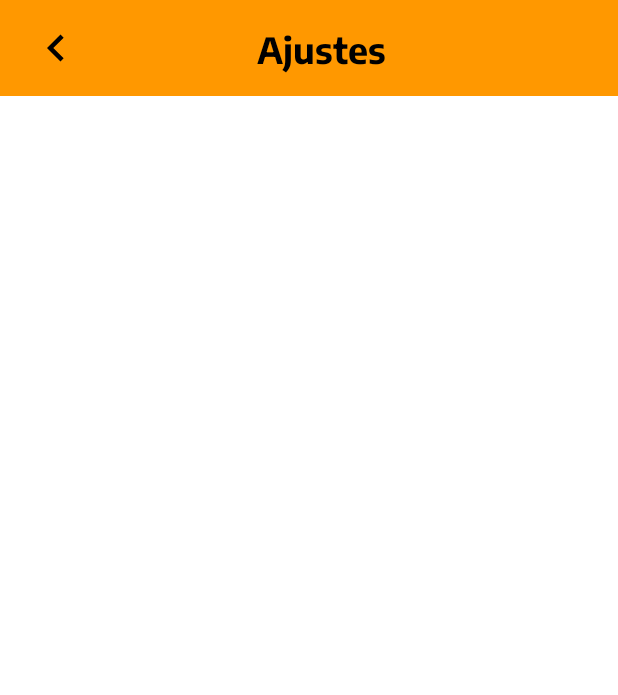
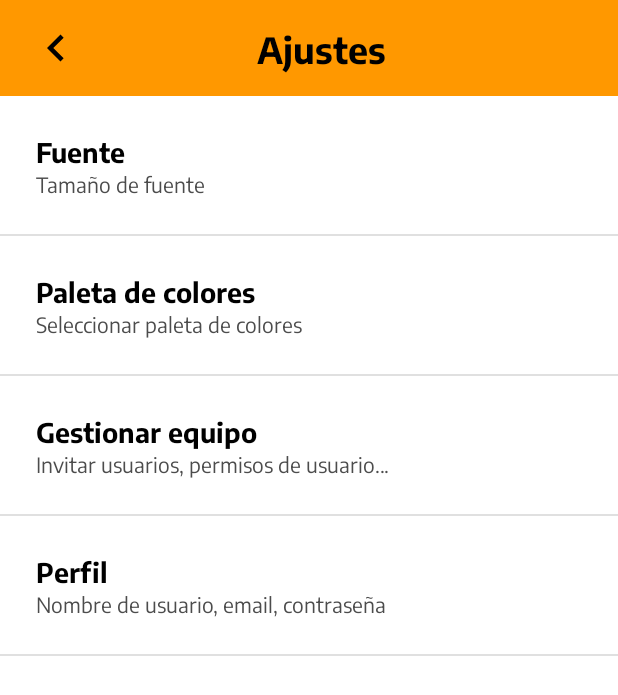
Before and after one commit to mTorrejon17/TableTrack, an Android app: the SettingsActivity screen opened directly, with no data from a screen before it, on a phone screen of 412 x 824 dp. Shown: the top 695 px of the screen. Run offline under Robolectric (Android 15) with nearby library versions, the phone set to English and light mode, and no system bars.

Commit message:
Changed settings layout.

```diff
--- a/app/build.gradle.kts
+++ b/app/build.gradle.kts
@@ -50,6 +50,7 @@ dependencies {
     implementation(libs.material)
     implementation(libs.androidx.activity)
     implementation(libs.androidx.constraintlayout)
+    implementation(libs.firebase.database)
     testImplementation(libs.junit)
     androidTestImplementation(libs.androidx.junit)
     androidTestImplementation(libs.androidx.espresso.core)
--- a/app/src/main/java/com/pedrodev/tabletrack/Functions.kt
+++ b/app/src/main/java/com/pedrodev/tabletrack/Functions.kt
@@ -100,4 +100,9 @@ object Functions {
         editor.apply()
     }
 
+    // GUARDAR DATOS EN FIREBASE
+    fun saveUserDatabase(name: String, email: String, ) {
+
+    }
+
 }
--- a/app/src/main/res/layout/activity_settings.xml
+++ b/app/src/main/res/layout/activity_settings.xml
@@ -28,26 +28,27 @@
                 android:layout_width="match_parent"
                 android:layout_height="match_parent"
                 android:orientation="vertical"
-                app:layout_constraintGuide_percent="0.1"
-                />
+                app:layout_constraintGuide_percent="0.1" />
 
             <androidx.constraintlayout.widget.Guideline
                 android:id="@+id/toolbar_guideline_end"
                 android:layout_width="match_parent"
                 android:layout_height="match_parent"
                 android:orientation="vertical"
-                app:layout_constraintGuide_percent="0.9"/>
+                app:layout_constraintGuide_percent="0.9" />
+
             <ImageButton
                 android:id="@+id/back"
                 android:layout_width="wrap_content"
                 android:layout_height="0dp"
                 android:background="?attr/selectableItemBackgroundBorderless"
                 android:src="@drawable/vector_chevron_left"
-                app:layout_constraintTop_toTopOf="parent"
                 app:layout_constraintBottom_toBottomOf="parent"
                 app:layout_constraintRight_toRightOf="@id/toolbar_guideline_start"
+                app:layout_constraintTop_toTopOf="parent"
 
                 />
+
             <TextView
                 android:layout_width="wrap_content"
                 android:layout_height="wrap_content"
@@ -56,14 +57,151 @@
                 android:textColor="@color/black"
                 android:textSize="24sp"
                 android:textStyle="bold"
-                app:layout_constraintTop_toTopOf="parent"
                 app:layout_constraintBottom_toBottomOf="parent"
                 app:layout_constraintLeft_toRightOf="@id/toolbar_guideline_start"
                 app:layout_constraintRight_toRightOf="@id/toolbar_guideline_end"
-                />
+                app:layout_constraintTop_toTopOf="parent" />
         </androidx.constraintlayout.widget.ConstraintLayout>
     </androidx.appcompat.widget.Toolbar>
 
+    <LinearLayout
+        android:layout_width="match_parent"
+        android:layout_height="0dp"
+        android:orientation="vertical"
+        app:layout_constraintBottom_toBottomOf="parent"
+        app:layout_constraintTop_toBottomOf="@id/toolbar">
+
+        <LinearLayout
+            android:id="@+id/settings_font"
+            android:layout_width="match_parent"
+            android:layout_height="wrap_content"
+            android:background="?attr/selectableItemBackground"
+            android:clickable="true"
+            android:focusable="true"
+            android:onClick="FontSettingsClick"
+            android:orientation="vertical"
+            android:padding="24dp">
+
+            <TextView
+                android:layout_width="match_parent"
+                android:layout_height="wrap_content"
+                android:text="@string/settings_font"
+                android:textColor="@color/black"
+                android:textSize="18sp"
+                android:textStyle="bold" />
+
+            <TextView
+                android:layout_width="match_parent"
+                android:layout_height="wrap_content"
+                android:text="@string/settings_subtitle_font"
+                android:textColor="@color/placeholder_color"
+                android:textSize="14sp" />
+        </LinearLayout>
+
+        <View
+            android:layout_width="match_parent"
+            android:layout_height="1dp"
+            android:background="?android:attr/listDivider" />
+
+        <LinearLayout
+            android:id="@+id/settings_colors"
+            android:layout_width="match_parent"
+            android:layout_height="wrap_content"
+            android:background="?attr/selectableItemBackground"
+            android:clickable="true"
+            android:focusable="true"
+            android:onClick="ColorsSettingsClick"
+            android:orientation="vertical"
+            android:padding="24dp">
+
+            <TextView
+                android:layout_width="match_parent"
+                android:layout_height="wrap_content"
+                android:text="@string/settings_colors"
+                android:textColor="@color/black"
+                android:textSize="18sp"
+                android:textStyle="bold" />
+
+            <TextView
+                android:layout_width="match_parent"
+                android:layout_height="wrap_content"
+                android:text="@string/settings_subtitle_colors"
+                android:textColor="@color/placeholder_color"
+                android:textSize="14sp" />
+        </LinearLayout>
+
+        <View
+            android:layout_width="match_parent"
+            android:layout_height="1dp"
+            android:background="?android:attr/listDivider" />
+
+        <LinearLayout
+            android:id="@+id/settings_team"
+            android:layout_width="match_parent"
+            android:layout_height="wrap_content"
+            android:background="?attr/selectableItemBackground"
+            android:clickable="true"
+            android:focusable="true"
+            android:onClick="TeamSettingsClick"
+            android:orientation="vertical"
+            android:padding="24dp">
+
+            <TextView
+                android:layout_width="match_parent"
+                android:layout_height="wrap_content"
+                android:text="@string/settings_team_management"
+                android:textColor="@color/black"
+                android:textSize="18sp"
+                android:textStyle="bold" />
+
+            <TextView
+                android:layout_width="match_parent"
+                android:layout_height="wrap_content"
+                android:text="@string/settings_subtitle_team_management"
+                android:textColor="@color/placeholder_color"
+                android:textSize="14sp" />
+        </LinearLayout>
+
+        <View
+            android:layout_width="match_parent"
+            android:layout_height="1dp"
+            android:background="?android:attr/listDivider" />
+
+        <LinearLayout
+            android:id="@+id/settings_profile"
+            android:layout_width="match_parent"
+            android:layout_height="wrap_content"
+            android:background="?attr/selectableItemBackground"
+            android:clickable="true"
+            android:focusable="true"
+            android:onClick="ProfileSettingsClick"
+            android:orientation="vertical"
+            android:padding="24dp">
+
+            <TextView
+                android:layout_width="match_parent"
+                android:layout_height="wrap_content"
+                android:text="@string/settings_profile"
+                android:textColor="@color/black"
+                android:textSize="18sp"
+                android:textStyle="bold" />
+
+            <TextView
+                android:id="@+id/tvFontSubtitle"
+                android:layout_width="match_parent"
+                android:layout_height="wrap_content"
+                android:text="@string/settings_subtitle_profile"
+                android:textColor="@color/placeholder_color"
+                android:textSize="14sp" />
+        </LinearLayout>
+
+        <View
+            android:layout_width="match_parent"
+            android:layout_height="1dp"
+            android:background="?android:attr/listDivider" />
+
+
+    </LinearLayout>
 
 
 </androidx.constraintlayout.widget.ConstraintLayout>
--- a/gradle/libs.versions.toml
+++ b/gradle/libs.versions.toml
@@ -9,6 +9,7 @@ appcompat = "1.7.0"
 material = "1.12.0"
 activity = "1.9.2"
 constraintlayout = "2.1.4"
+firebaseDatabase = "21.0.0"
 
 [libraries]
 androidx-core-ktx = { group = "androidx.core", name = "core-ktx", version.ref = "coreKtx" }
@@ -19,6 +20,7 @@ androidx-appcompat = { group = "androidx.appcompat", name = "appcompat", version
 material = { group = "com.google.android.material", name = "material", version.ref = "material" }
 androidx-activity = { group = "androidx.activity", name = "activity", version.ref = "activity" }
 androidx-constraintlayout = { group = "androidx.constraintlayout", name = "constraintlayout", version.ref = "constraintlayout" }
+firebase-database = { group = "com.google.firebase", name = "firebase-database", version.ref = "firebaseDatabase" }
 
 [plugins]
 android-application = { id = "com.android.application", version.ref = "agp" }
```
